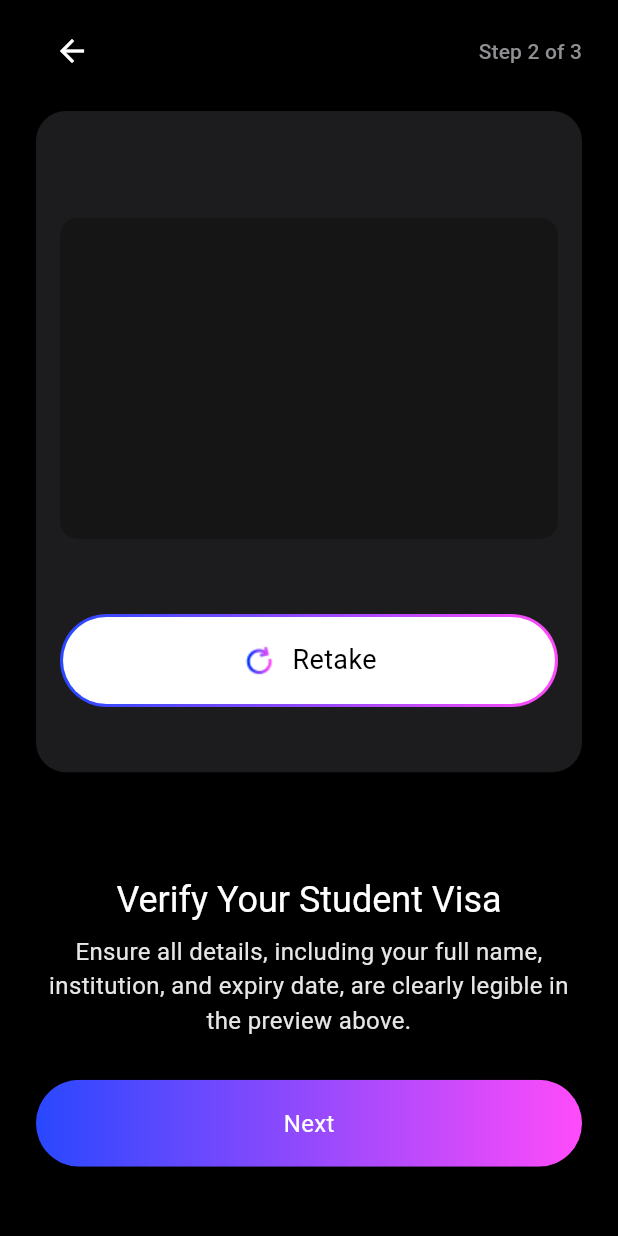
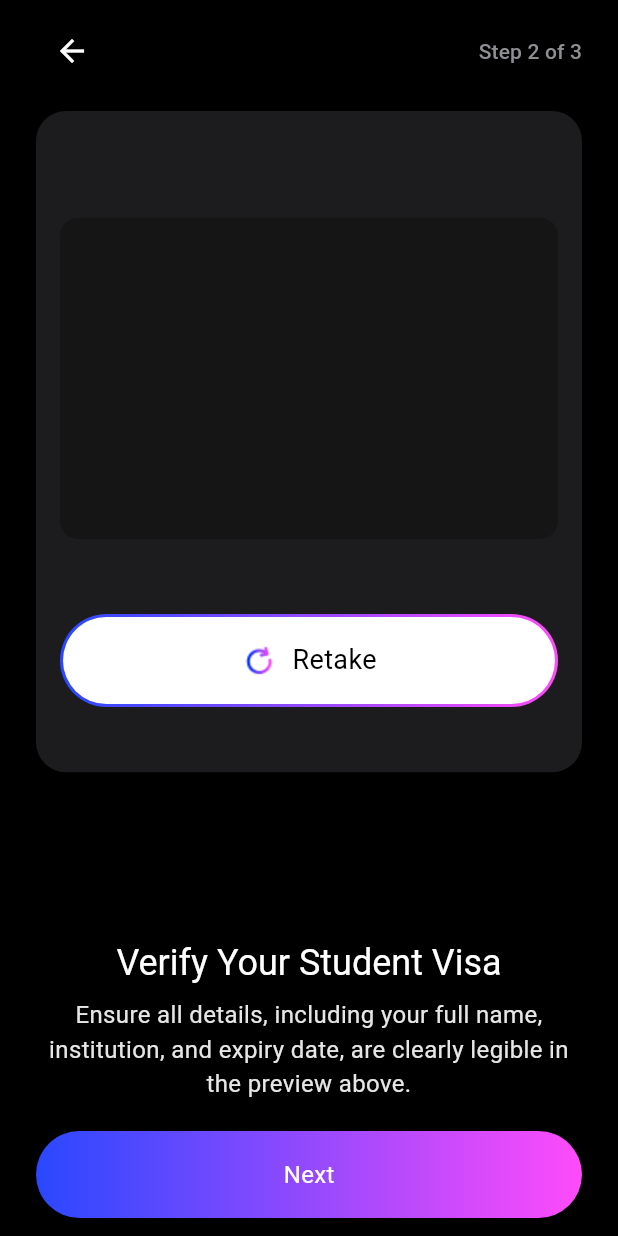
Before and after one commit to ZiQuan041029/eash-flutter, a Flutter app: the VisaConfirmationScreen screen opened directly, on a phone screen of 412 x 824 dp. Run offline on Flutter 3.47's test engine with Material 3 defaults, Android fonts, the phone set to English and light mode, and no system bars.

Commit message:
feat: remove overflow, improve spacing across different screen sizes.

```diff
--- a/lib/features/visa/visa_confirmation_screen.dart
+++ b/lib/features/visa/visa_confirmation_screen.dart
@@ -28,11 +28,8 @@ class VisaConfirmationScreen extends StatelessWidget {
   /// Back row → grey card (tighter like prototype).
   static const double _kHeaderToCardGap = 16;
 
-  /// Grey card → title (modest gap; very large values + a bottom [Spacer] bunched the lower block).
-  static const double _kCardToTitleGap = 70;
-
-  /// Instruction block → [Next]; tune to match prototype.
-  static const double _kInstructionToNextGap = 28;
+  /// Bottom block padding so it doesn't hug the edge.
+  static const double _kBottomBlockPadding = 12;
 
   @override
   Widget build(BuildContext context) {
@@ -56,7 +53,9 @@ class VisaConfirmationScreen extends StatelessWidget {
                   const Spacer(),
                   Text(
                     'Step 2 of 3',
-                    style: Theme.of(context).textTheme.labelLarge?.copyWith(color: EashColors.mutedText),
+                    style: Theme.of(context).textTheme.labelLarge?.copyWith(
+                      color: EashColors.mutedText,
+                    ),
                   ),
                 ],
               ),
@@ -64,11 +63,33 @@ class VisaConfirmationScreen extends StatelessWidget {
               Builder(
                 builder: (BuildContext context) {
                   final MediaQueryData mq = MediaQuery.of(context);
-                  final double cardH = mq.size.height * _kCardHeightFraction;
+                  final double viewportH = mq.size.height;
+                  final bool shortScreen = viewportH < 720;
+                  final double fraction =
+                      shortScreen ? 0.56 : _kCardHeightFraction;
+
+                  final double cardH =
+                      (viewportH * fraction).clamp(240.0, 500.0);
+
+                  // Card interior math:
+                  // - Container padding: all(16) => 32px total vertical padding
+                  // - Preview is the tall fixed-ish element
+                  // - Gap between preview and Retake is fixed
+                  // - Retake button height is fixed
+                  //
+                  // We size `frame` so the inner Column never exceeds cardH.
+                  const double cardPaddingTotal = 32;
+                  const double retakeButtonHeight = 58;
+                  final double maxPreviewInCard =
+                      cardH - cardPaddingTotal - _kPreviewToRetakeGap - retakeButtonHeight;
+                  final double previewCap = maxPreviewInCard.clamp(
+                    48.0,
+                    VisaDocumentFrameLayout.frameMaxHeightForCaptureRoute(mq),
+                  );
+
                   final Size frame = VisaDocumentFrameLayout.sizeWithin(
                     maxWidth: VisaDocumentFrameLayout.frameMaxWidth(mq),
-                    maxHeight:
-                        VisaDocumentFrameLayout.frameMaxHeightForCaptureRoute(mq),
+                    maxHeight: previewCap,
                   );
                   return SizedBox(
                     height: cardH,
@@ -79,7 +100,8 @@ class VisaConfirmationScreen extends StatelessWidget {
                         color: EashColors.cardGrey,
                         borderRadius: BorderRadius.circular(20),
                       ),
-                      child: frame.isEmpty
+                      child:
+                          frame.isEmpty
                               ? const SizedBox.shrink()
                               : Column(
                                 crossAxisAlignment: CrossAxisAlignment.stretch,
@@ -91,7 +113,8 @@ class VisaConfirmationScreen extends StatelessWidget {
                                       height: frame.height,
                                       child: ClipRRect(
                                         borderRadius: BorderRadius.circular(
-                                        VisaDocumentFrameLayout.innerClipRadius,
+                                          VisaDocumentFrameLayout
+                                              .innerClipRadius,
                                         ),
                                         child: const ColoredBox(
                                           color: Color(0xFF151515),
@@ -111,7 +134,8 @@ class VisaConfirmationScreen extends StatelessWidget {
                                       height: 24,
                                       filterQuality: FilterQuality.high,
                                     ),
-                                  onPressed: () => Navigator.of(context).pop(),
+                                    onPressed:
+                                        () => Navigator.of(context).pop(),
                                   ),
                                   const Spacer(flex: _kCardLowerSpacerFlex),
                                 ],
@@ -120,7 +144,14 @@ class VisaConfirmationScreen extends StatelessWidget {
                   );
                 },
               ),
-              SizedBox(height: _kCardToTitleGap),
+              // This spacer takes all remaining height so the bottom block
+              // sits consistently near the bottom on every screen size.
+              const Spacer(),
+
+              Padding(
+                padding: const EdgeInsets.only(bottom: _kBottomBlockPadding),
+                child: Column(
+                  children: <Widget>[
                     Text(
                       'Verify Your Student Visa',
                       textAlign: TextAlign.center,
@@ -142,7 +173,7 @@ class VisaConfirmationScreen extends StatelessWidget {
                             height: 1.45,
                           ),
                     ),
-              SizedBox(height: _kInstructionToNextGap),
+                    const SizedBox(height: 20),
                     EashGradientButton(
                       label: 'Next',
                       height: 58,
@@ -150,12 +181,16 @@ class VisaConfirmationScreen extends StatelessWidget {
                       fontWeight: FontWeight.w400,
                       onPressed: () {
                         Navigator.of(context).pushAndRemoveUntil(
-                    MaterialPageRoute<void>(builder: (_) => const HomeScreen()),
+                          MaterialPageRoute<void>(
+                            builder: (_) => const HomeScreen(),
+                          ),
                           (Route<void> r) => false,
                         );
                       },
                     ),
-              const SizedBox(height: 12),
+                  ],
+                ),
+              ),
             ],
           ),
         ),
```
Also changed, not shown: lib/features/visa/visa_verification_screen.dart (+25 -7 lines). Lines whose indentation alone changed are shown as unchanged.
